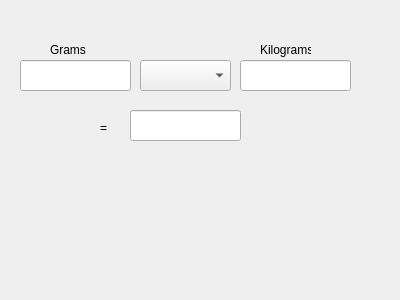
Before: the Qt Designer form weight.ui in ITAAcademy/ITAInformator, drawn with Qt 5.
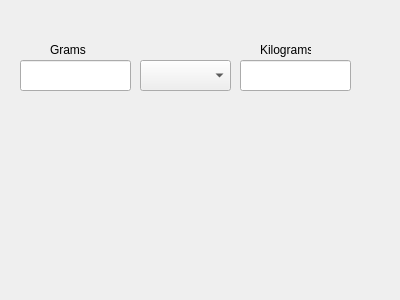
After: the same form once the commit is applied.

Commit message: -deleted third lineEdit, fix covert bug in Temperature

```diff
--- a/weight.ui
+++ b/weight.ui
@@ -33,29 +33,6 @@
     </rect>
    </property>
   </widget>
-  <widget class="QLineEdit" name="lineEdit_W_down">
-   <property name="geometry">
-    <rect>
-     <x>130</x>
-     <y>110</y>
-     <width>111</width>
-     <height>31</height>
-    </rect>
-   </property>
-  </widget>
-  <widget class="QLabel" name="label">
-   <property name="geometry">
-    <rect>
-     <x>100</x>
-     <y>120</y>
-     <width>21</width>
-     <height>16</height>
-    </rect>
-   </property>
-   <property name="text">
-    <string>=</string>
-   </property>
-  </widget>
   <widget class="QComboBox" name="comboBoxWeight">
    <property name="geometry">
     <rect>
```
The commit also changes 8 other files.
